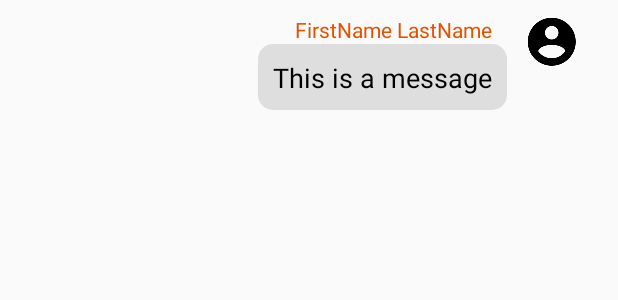
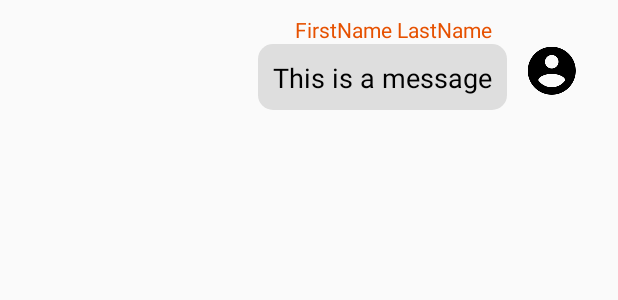
Before and after one commit to satoyu19/FirebaseUI, an Android app: the layout my_message.xml on its own in the app's theme, with its tools: preview values and no code run, on a phone screen of 412 x 824 dp. Shown: the top 300 px of the screen. Run offline under Robolectric (Android 15) with nearby library versions, the phone set to English and light mode, and no system bars.

Commit message:
チャット微調整

```diff
--- a/app/src/main/java/com/google/firebase/codelab/friendlychat/model/FriendlyMessage.kt
+++ b/app/src/main/java/com/google/firebase/codelab/friendlychat/model/FriendlyMessage.kt
@@ -15,10 +15,11 @@
  */
 package com.google.firebase.codelab.friendlychat.model
 
+// TODO: 送信時刻項目追加
 data class FriendlyMessage(
     val text: String? = null,
     val name: String? = null,
     val photoUrl: String? = null,
     val imageUrl: String? = null,
-//    val uid: String? = null
+    val uid: String? = null
 )
--- a/app/src/main/res/layout/my_message.xml
+++ b/app/src/main/res/layout/my_message.xml
@@ -7,7 +7,7 @@
     android:layout_margin="10dp">
 
     <TextView
-        android:id="@+id/messageTextView"
+        android:id="@+id/myMessageTextView"
         android:layout_width="wrap_content"
         android:layout_height="44dp"
         android:layout_marginEnd="12dp"
@@ -16,28 +16,29 @@
         android:padding="10dp"
         android:textAppearance="?android:attr/textAppearanceMedium"
         android:textColor="@android:color/black"
-        app:layout_constraintEnd_toStartOf="@+id/messengerImageView"
-        app:layout_constraintTop_toBottomOf="@+id/messengerTextView"
+        app:layout_constraintEnd_toStartOf="@+id/myMessengerImageView"
+        app:layout_constraintTop_toBottomOf="@+id/myMessengerTextView"
         tools:text="This is a message" />
 
     <TextView
-        android:id="@+id/messengerTextView"
+        android:id="@+id/myMessengerTextView"
         android:layout_width="wrap_content"
         android:layout_height="wrap_content"
         android:paddingHorizontal="10dp"
         android:textAppearance="?android:attr/textAppearanceSmall"
         android:textColor="@color/colorPrimaryDark"
-        app:layout_constraintEnd_toEndOf="@+id/messageTextView"
+        app:layout_constraintEnd_toEndOf="@+id/myMessageTextView"
         app:layout_constraintTop_toTopOf="parent"
         tools:text="FirstName LastName" />
 
     <de.hdodenhof.circleimageview.CircleImageView
-        android:id="@+id/messengerImageView"
+        android:id="@+id/myMessengerImageView"
         android:layout_width="36dp"
         android:layout_height="36dp"
+        android:layout_marginTop="19dp"
         android:layout_marginEnd="16dp"
         android:src="@drawable/ic_account_circle_black_36dp"
         app:layout_constraintEnd_toEndOf="parent"
-        tools:layout_editor_absoluteY="19dp" />
+        app:layout_constraintTop_toTopOf="parent" />
 
 </androidx.constraintlayout.widget.ConstraintLayout>
```
Also changed, not shown: app/src/main/java/com/google/firebase/codelab/friendlychat/FriendlyMessageAdapter.kt (+98 -47 lines), app/src/main/java/com/google/firebase/codelab/friendlychat/MainActivity.kt (+6 -12 lines), app/src/main/res/layout/my_image_message.xml (+6 -6 lines), 1 other file.
